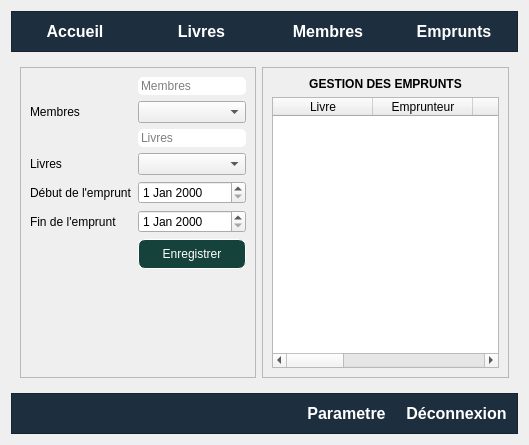
The window that app.ui (Totelof10/biblio) describes before a commit, drawn with Qt 5.
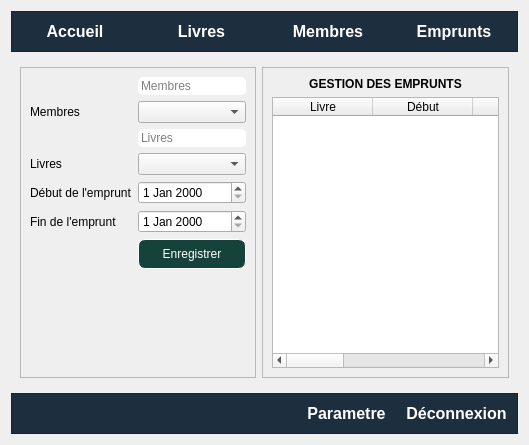
The same window after the commit. The open tabs and pages were chosen to show the change. Icons and pictures are not drawn.

Patch:
```diff
--- a/app.ui
+++ b/app.ui
@@ -926,21 +926,21 @@
               <string>Livre</string>
              </property>
             </column>
+            <column>
+             <property name="text">
+              <string>Début</string>
+             </property>
+            </column>
+            <column>
+             <property name="text">
+              <string>Fin</string>
+             </property>
+            </column>
             <column>
              <property name="text">
               <string>Emprunteur</string>
              </property>
             </column>
-            <column>
-             <property name="text">
-              <string>Début</string>
-             </property>
-            </column>
-            <column>
-             <property name="text">
-              <string>Fin</string>
-             </property>
-            </column>
             <column>
              <property name="text">
               <string>Validité</string>
```
Left out of the diff: 2 changed lines with no effect on the pictures.
